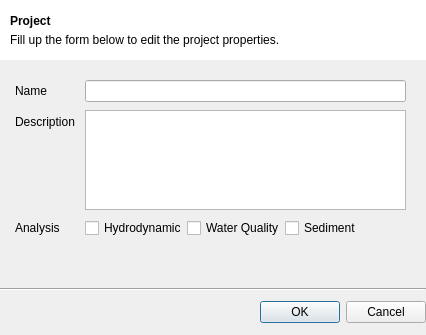
Before: the Qt Designer form src/ui/project_properties_dialog.ui in IPH-ECO/iph-eco-gui, drawn with Qt 5.
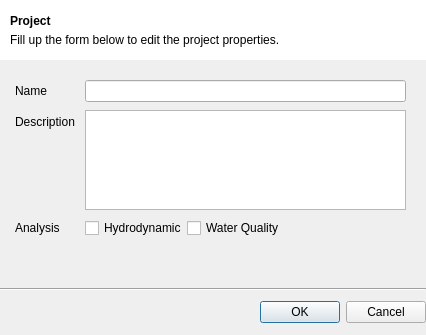
After: the same form once the commit is applied.

Commit message: Removing sediment fields

The edit to the form file:
```diff
--- a/src/ui/project_properties_dialog.ui
+++ b/src/ui/project_properties_dialog.ui
@@ -161,13 +161,6 @@
           </property>
          </widget>
         </item>
-        <item>
-         <widget class="QCheckBox" name="cbxSediment">
-          <property name="text">
-           <string>Sediment</string>
-          </property>
-         </widget>
-        </item>
        </layout>
       </item>
      </layout>
```
The commit also changes 14 other files.
